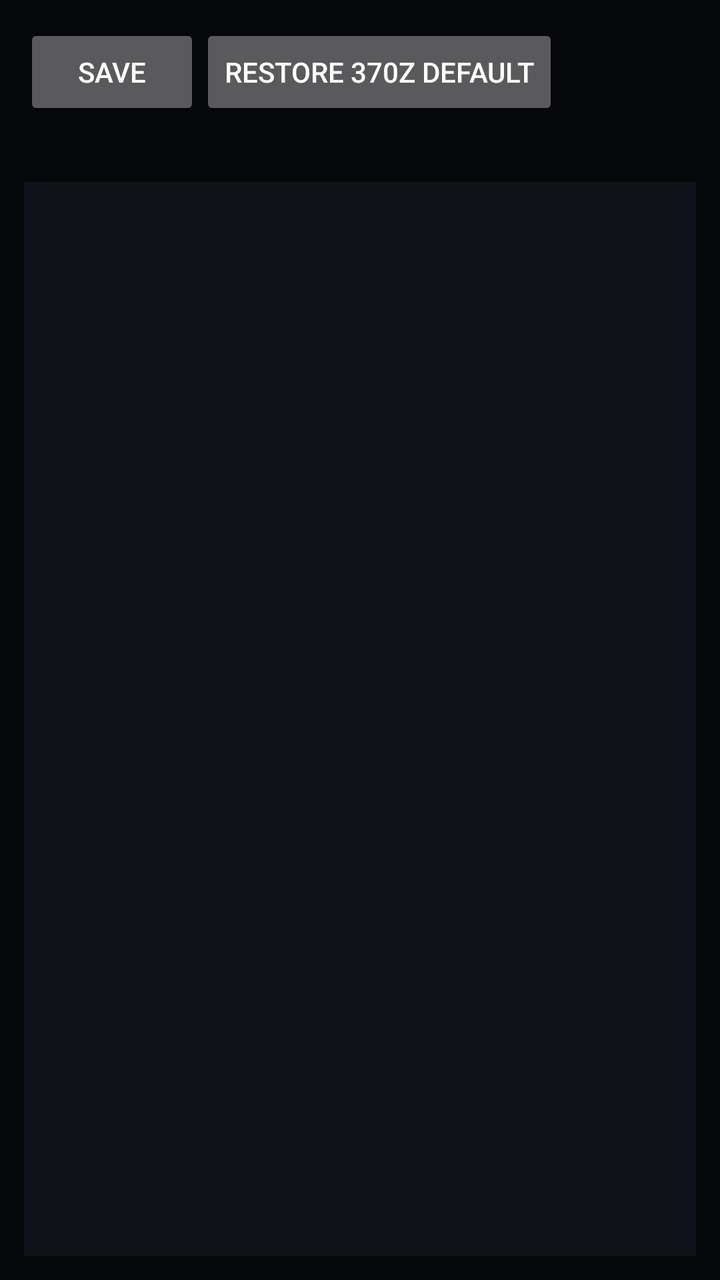
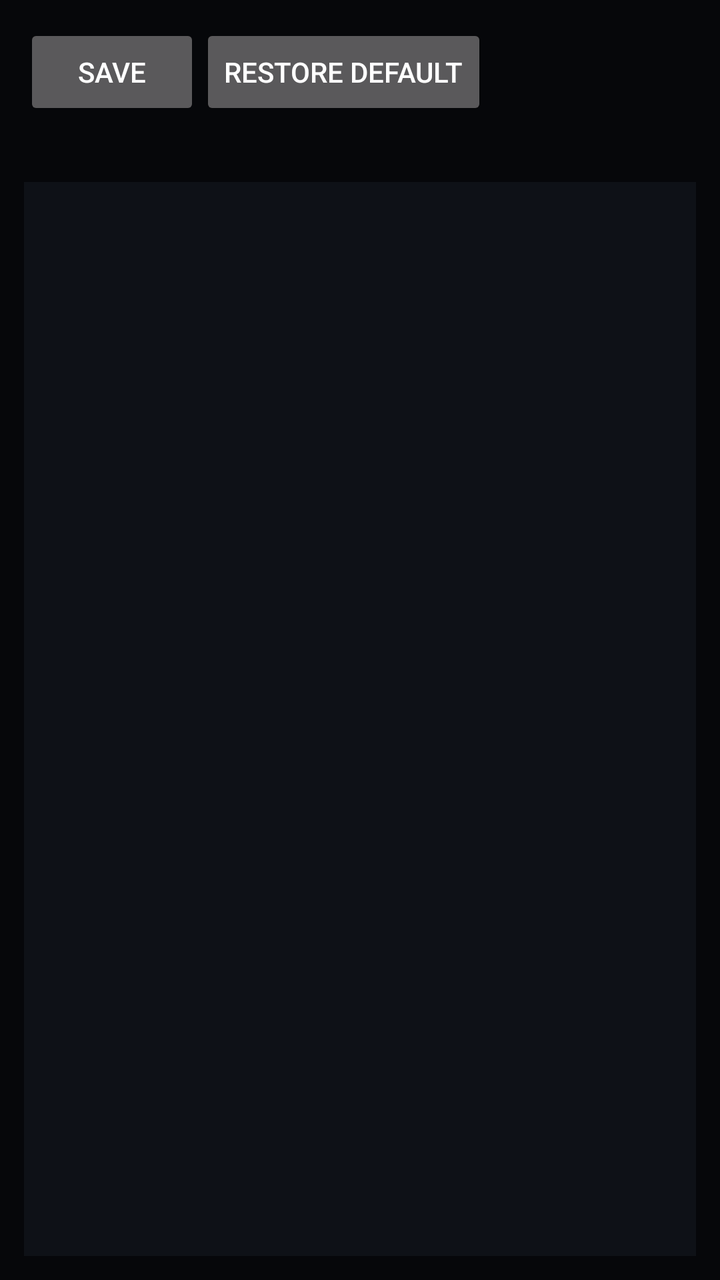

An Android layout rendered at two revisions. The XML below is the earlier revision; the diff shows what the commit changed to produce the second picture.
<!-- AndroidManifest.xml: application theme Theme.SickDash -->
<!-- res/layout/activity_profile.xml -->
<?xml version="1.0" encoding="utf-8"?>
<LinearLayout xmlns:android="http://schemas.android.com/apk/res/android"
    android:layout_width="match_parent"
    android:layout_height="match_parent"
    android:background="#06070A"
    android:orientation="vertical"
    android:padding="12dp">

    <LinearLayout android:layout_width="match_parent" android:layout_height="wrap_content"
        android:orientation="horizontal">
        <Button android:id="@+id/btn_save" android:layout_width="wrap_content"
            android:layout_height="wrap_content" android:text="Save" />
        <Button android:id="@+id/btn_reset" android:layout_width="wrap_content"
            android:layout_height="wrap_content" android:text="Restore 370Z default" />
    </LinearLayout>

    <TextView android:id="@+id/status" android:layout_width="match_parent"
        android:layout_height="wrap_content" android:textColor="#768191" android:paddingVertical="6dp" />

    <EditText android:id="@+id/editor" android:layout_width="match_parent"
        android:layout_height="match_parent" android:gravity="top|start"
        android:inputType="textMultiLine|textNoSuggestions" android:textColor="#ECF0F5"
        android:textSize="12sp" android:background="#0E1117" android:padding="8dp"
        android:importantForAutofill="no" />
</LinearLayout>
<!-- resources referenced by this layout -->
<resources>
  <style name="Theme.SickDash" parent="Theme.AppCompat.NoActionBar">
          <item name="colorPrimary">#0E1117</item>
          <item name="colorPrimaryDark">#06070A</item>
          <item name="colorAccent">#00E5FF</item>
          <item name="android:windowBackground">#06070A</item>
          <item name="windowActionBar">true</item>
          <item name="windowNoTitle">false</item>
      </style>
</resources>

<!-- the commit's change to res/layout/activity_profile.xml (unified diff, before → after) -->
@@ -11,7 +11,7 @@
         <Button android:id="@+id/btn_save" android:layout_width="wrap_content"
             android:layout_height="wrap_content" android:text="Save" />
         <Button android:id="@+id/btn_reset" android:layout_width="wrap_content"
-            android:layout_height="wrap_content" android:text="Restore 370Z default" />
+            android:layout_height="wrap_content" android:text="Restore default" />
     </LinearLayout>
 
     <TextView android:id="@+id/status" android:layout_width="match_parent"
<!-- resource entries referenced after the edit -->
@@ -2,9 +2,9 @@
 <resources>
   <style name="Theme.SickDash" parent="Theme.AppCompat.NoActionBar">
           <item name="colorPrimary">#0E1117</item>
-          <item name="colorPrimaryDark">#06070A</item>
-          <item name="colorAccent">#00E5FF</item>
-          <item name="android:windowBackground">#06070A</item>
+          <item name="colorPrimaryDark">#08080A</item>
+          <item name="colorAccent">#FF2448</item>
+          <item name="android:windowBackground">#08080A</item>
           <item name="windowActionBar">true</item>
           <item name="windowNoTitle">false</item>
       </style>
